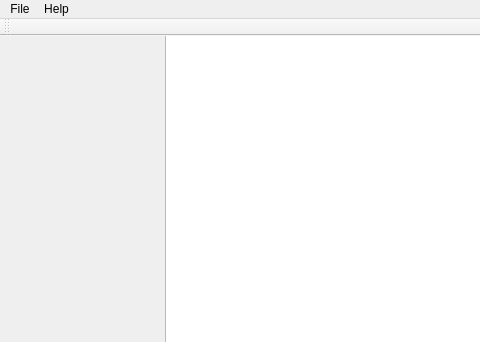
Qt form ProjectAlmond/glavniprozor.ui (bozidarrr/RS15-14) before a commit; both pictures show x 0 to 480 and y 0 to 342 of the 900 by 610 pixel window.
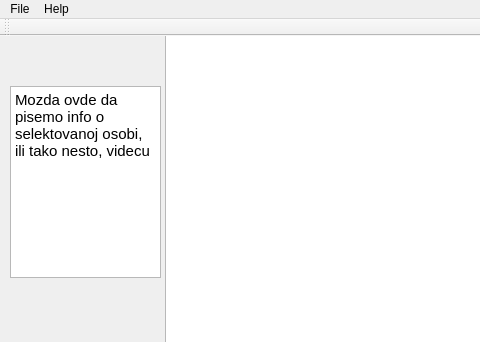
The same form after that commit.

Commit message: Ja ne mogu vise za danas :)

The edit to the form file:
```diff
--- a/ProjectAlmond/glavniprozor.ui
+++ b/ProjectAlmond/glavniprozor.ui
@@ -40,6 +40,23 @@
      </rect>
     </property>
    </widget>
+   <widget class="QTextBrowser" name="osobaInfo">
+    <property name="geometry">
+     <rect>
+      <x>10</x>
+      <y>50</y>
+      <width>151</width>
+      <height>192</height>
+     </rect>
+    </property>
+    <property name="html">
+     <string>&lt;!DOCTYPE HTML PUBLIC &quot;-//W3C//DTD HTML 4.0//EN&quot; &quot;http://www.w3.org/TR/REC-html40/strict.dtd&quot;&gt;
+&lt;html&gt;&lt;head&gt;&lt;meta name=&quot;qrichtext&quot; content=&quot;1&quot; /&gt;&lt;style type=&quot;text/css&quot;&gt;
+p, li { white-space: pre-wrap; }
+&lt;/style&gt;&lt;/head&gt;&lt;body style=&quot; font-family:'Ubuntu'; font-size:11pt; font-weight:400; font-style:normal;&quot;&gt;
+&lt;p style=&quot; margin-top:0px; margin-bottom:0px; margin-left:0px; margin-right:0px; -qt-block-indent:0; text-indent:0px;&quot;&gt;Mozda ovde da pisemo info o selektovanoj osobi, ili tako nesto, videcu&lt;/p&gt;&lt;/body&gt;&lt;/html&gt;</string>
+    </property>
+   </widget>
   </widget>
   <widget class="QMenuBar" name="menuBar">
    <property name="geometry">
```
Left out of the diff: 2 changed lines with no effect on the pictures. The commit also changes 2 other files.
